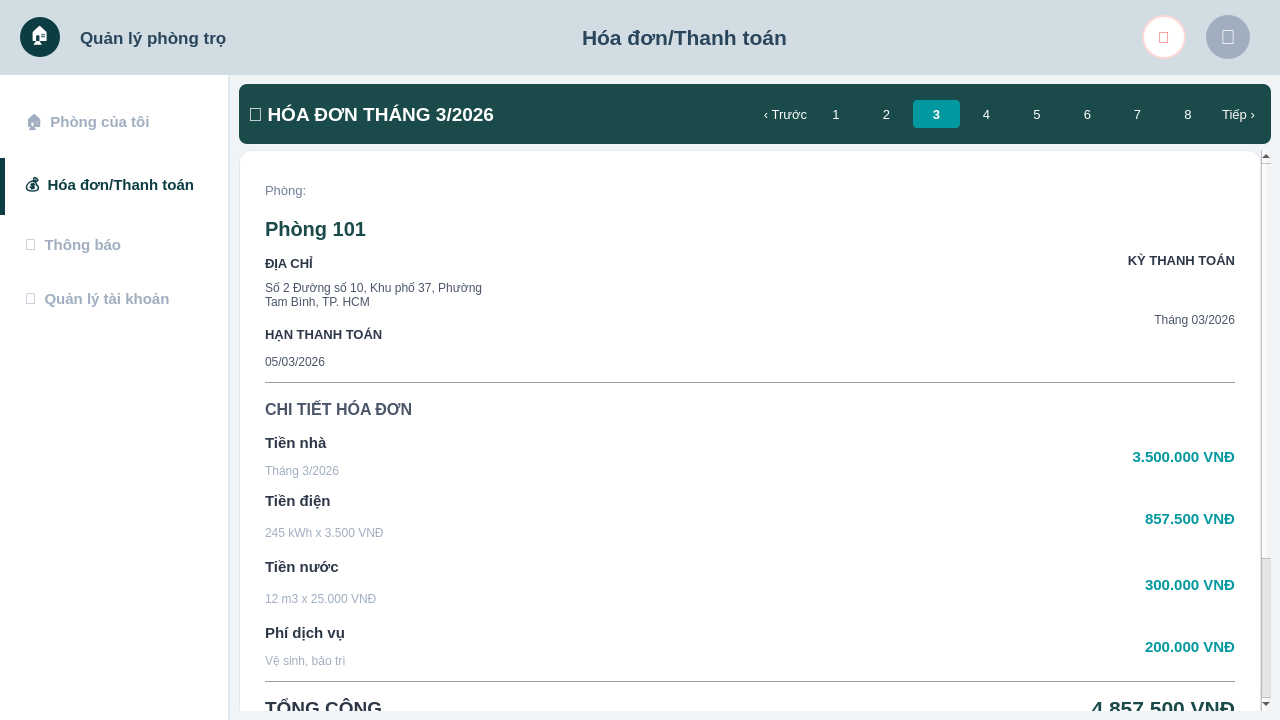
Above: ui/UI_Guest/guest_invoice.ui from nhatanhdeptrai-exe/Final_Project_KTLT before the change. Below: the same form after it.
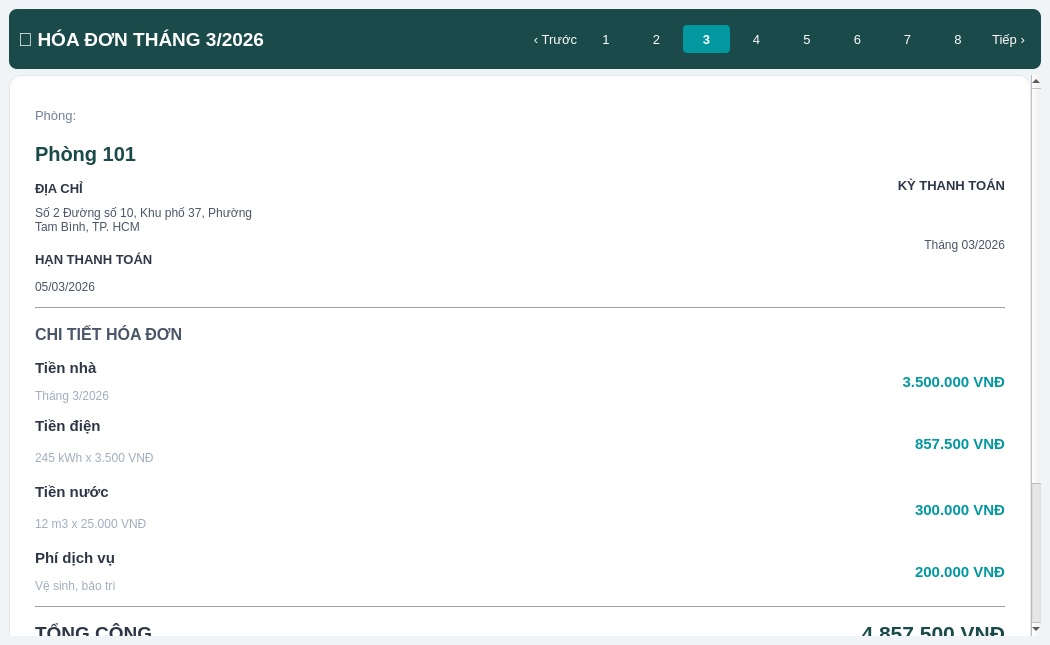
That is the form after the change.

Commit message: feat: Thêm Quản lý tài khoản, Thông báo, bell popup, avatar navigation

What changed in the file:
```diff
--- a/ui/UI_Guest/guest_invoice.ui
+++ b/ui/UI_Guest/guest_invoice.ui
@@ -1,21 +1,15 @@
 <?xml version="1.0" encoding="UTF-8"?>
 <ui version="4.0">
  <class>GuestInvoiceWindow</class>
- <widget class="QMainWindow" name="GuestInvoiceWindow">
+  <widget class="QWidget" name="PageGuestInvoice">
   <property name="geometry">
    <rect>
     <x>0</x>
     <y>0</y>
-    <width>1280</width>
-    <height>720</height>
-   </rect>
-  </property>
-  <property name="minimumSize">
-   <size>
-    <width>1280</width>
-    <height>720</height>
-   </size>
-  </property>
+        <width>1050</width>
+        <height>645</height>
+      </rect>
+    </property>
   <property name="windowTitle">
    <string>Quản lý phòng trọ</string>
   </property>
@@ -35,287 +29,26 @@
     QLabel.InputLabel { color: #4a5568;  }
     QLineEdit.FormInput, QTextEdit.FormInput { background-color: white; border: 1px solid #cbd5e0; border-radius: 6px; padding: 10px;  }</string>
   </property>
-  <widget class="QWidget" name="centralwidget">
-   <property name="styleSheet">
-    <string>QWidget#centralwidget { background-color: #f0f4f7; }</string>
-   </property>
-   <layout class="QVBoxLayout" name="verticalLayout">
-    <property name="spacing">
-     <number>0</number>
-    </property>
-    <property name="leftMargin">
-     <number>0</number>
-    </property>
-    <property name="topMargin">
-     <number>0</number>
-    </property>
-    <property name="rightMargin">
-     <number>0</number>
-    </property>
-    <property name="bottomMargin">
-     <number>0</number>
-    </property>
-    <item>
-     <widget class="QWidget" name="headerWidget" native="true">
-      <property name="minimumSize">
-       <size>
-        <width>0</width>
-        <height>75</height>
-       </size>
-      </property>
-      <property name="maximumSize">
-       <size>
-        <width>16777215</width>
-        <height>75</height>
-       </size>
-      </property>
-      <property name="styleSheet">
-       <string>QWidget#headerWidget { background-color: #d1dde3; }</string>
-      </property>
-      <layout class="QHBoxLayout" name="horizontalLayout">
-       <property name="spacing">
-        <number>20</number>
-       </property>
-       <property name="leftMargin">
-        <number>20</number>
-       </property>
-       <property name="rightMargin">
-        <number>30</number>
-       </property>
-       <item>
-        <widget class="QLabel" name="logoIcon">
-         <property name="minimumSize">
-          <size>
-           <width>40</width>
-           <height>40</height>
-          </size>
-         </property>
-         <property name="maximumSize">
-          <size>
-           <width>40</width>
-           <height>40</height>
-          </size>
-         </property>
-         <property name="styleSheet">
-          <string>background-color: #0b3d42; border-radius: 20px; color: white; font-size: 18px;</string>
-         </property>
-         <property name="text">
-          <string>🏠</string>
-         </property>
-         <property name="alignment">
-          <set>Qt::AlignCenter</set>
-         </property>
-        </widget>
-       </item>
-       <item>
-        <widget class="QLabel" name="logoText">
          <property name="font">
           <font>
-           <family>Segoe UI</family>
-           <pointsize>13</pointsize>
-           <weight>75</weight>
+        <pointsize>14</pointsize>
            <bold>true</bold>
-          </font>
-         </property>
-         <property name="styleSheet">
-          <string>color: #2b455b;</string>
-         </property>
-         <property name="text">
-          <string>Quản lý phòng trọ</string>
-         </property>
-        </widget>
-       </item>
-       <item>
-        <spacer name="spacer1">
-         <property name="orientation">
-          <enum>Qt::Horizontal</enum>
-         </property>
-         <property name="sizeHint" stdset="0">
-          <size>
-           <width>20</width>
-           <height>20</height>
-          </size>
-         </property>
-        </spacer>
-       </item>
-       <item>
-        <widget class="QLabel" name="lblPageTitle">
-         <property name="font">
-          <font>
-           <family>Segoe UI</family>
-           <pointsize>16</pointsize>
            <weight>75</weight>
-           <bold>true</bold>
-          </font>
-         </property>
-         <property name="styleSheet">
-          <string>color: #2b455b;</string>
-         </property>
-         <property name="text">
-          <string>Hóa đơn/Thanh toán</string>
-         </property>
-        </widget>
-       </item>
-       <item>
-        <spacer name="spacer2">
-         <property name="orientation">
-          <enum>Qt::Horizontal</enum>
-         </property>
-         <property name="sizeHint" stdset="0">
-          <size>
-           <width>40</width>
-           <height>20</height>
-          </size>
-         </property>
-        </spacer>
-       </item>
-       <item>
-        <widget class="QPushButton" name="btnBell">
-         <property name="minimumSize">
-          <size>
-           <width>44</width>
-           <height>44</height>
-          </size>
-         </property>
-         <property name="maximumSize">
-          <size>
-           <width>44</width>
-           <height>44</height>
-          </size>
-         </property>
-         <property name="styleSheet">
-          <string>QPushButton { background-color: white; border-radius: 22px; color: #f56565; font-size: 16px; font-weight: bold; border: 2px solid #fed7d7; }</string>
-         </property>
-         <property name="text">
-          <string>🔔</string>
-         </property>
-        </widget>
-       </item>
-       <item>
-        <widget class="QLabel" name="lblAvatar">
-         <property name="minimumSize">
-          <size>
-           <width>44</width>
-           <height>44</height>
-          </size>
-         </property>
-         <property name="maximumSize">
-          <size>
-           <width>44</width>
-           <height>44</height>
-          </size>
-         </property>
-         <property name="styleSheet">
-          <string>background-color: #a0aec0; border-radius: 22px; color: white; font-size: 20px;</string>
-         </property>
-         <property name="text">
-          <string>👤</string>
-         </property>
-         <property name="alignment">
-          <set>Qt::AlignCenter</set>
-         </property>
-        </widget>
-       </item>
-      </layout>
-     </widget>
-    </item>
-    <item>
-     <layout class="QHBoxLayout" name="mainHLayout">
-      <property name="spacing">
-       <number>0</number>
-      </property>
-      <item>
-       <widget class="QWidget" name="sidebarWidget" native="true">
-        <property name="minimumSize">
-         <size>
-          <width>230</width>
-          <height>0</height>
-         </size>
-        </property>
-        <property name="maximumSize">
-         <size>
-          <width>230</width>
-          <height>16777215</height>
-         </size>
-        </property>
-        <property name="styleSheet">
-         <string>QWidget#sidebarWidget { background-color: white; border-right: 2px solid #e2e8f0; }
-QPushButton { text-align: left; padding: 15px 25px; border: none; background-color: transparent; color: #a0aec0; font-size: 15px; font-weight: bold; }
-QPushButton:hover { color: #2b455b; }
-QPushButton:checked { color: #0b3d42; border-left: 5px solid #0b3d42; padding-left: 20px; }</string>
-        </property>
-        <layout class="QVBoxLayout" name="verticalLayout_2">
+      </font>
+    </property>
+    <layout class="QVBoxLayout" name="contentLayout">
          <property name="leftMargin">
           <number>0</number>
          </property>
          <property name="topMargin">
-          <number>20</number>
+        <number>0</number>
          </property>
          <property name="rightMargin">
           <number>0</number>
          </property>
          <property name="bottomMargin">
-          <number>20</number>
-         </property>
-         <item>
-          <widget class="QPushButton" name="btnNavMyRoom">
-           <property name="text">
-            <string>🏠  Phòng của tôi</string>
-           </property>
-           <property name="checkable">
-            <bool>true</bool>
-           </property>
-          </widget>
-         </item>
-         <item>
-          <widget class="QPushButton" name="btnNavInvoices">
-           <property name="text">
-            <string>💰  Hóa đơn/Thanh toán</string>
-           </property>
-           <property name="checkable">
-            <bool>true</bool>
-           </property>
-           <property name="checked">
-            <bool>true</bool>
-           </property>
-          </widget>
-         </item>
-         <item>
-          <widget class="QPushButton" name="btnNavNotif">
-           <property name="text">
-            <string>🔔  Thông báo</string>
-           </property>
-           <property name="checkable">
-            <bool>true</bool>
-           </property>
-          </widget>
-         </item>
-         <item>
-          <widget class="QPushButton" name="btnNavAccount">
-           <property name="text">
-            <string>👤  Quản lý tài khoản</string>
-           </property>
-           <property name="checkable">
-            <bool>true</bool>
-           </property>
-          </widget>
-         </item>
-         <item>
-          <spacer name="verticalSpacer">
-           <property name="orientation">
-            <enum>Qt::Vertical</enum>
-           </property>
-           <property name="sizeHint" stdset="0">
-            <size>
-             <width>20</width>
-             <height>40</height>
-            </size>
-           </property>
-          </spacer>
-         </item>
-        </layout>
-       </widget>
-      </item>
+        <number>0</number>
+      </property>
       <item>
        <widget class="QStackedWidget" name="stackGuestMain">
         <property name="styleSheet">
@@ -1401,16 +1134,6 @@
        </widget>
       </item>
      </layout>
-    </item>
-   </layout>
-  </widget>
-  <property name="font">
-   <font>
-    <pointsize>14</pointsize>
-    <bold>true</bold>
-    <weight>75</weight>
-   </font>
-  </property>
  </widget>
  <resources />
  <connections />
```
Left out of the diff: 2 changed lines with no effect on the pictures. Lines whose indentation alone changed are shown as unchanged. The commit also changes 47 other files.
